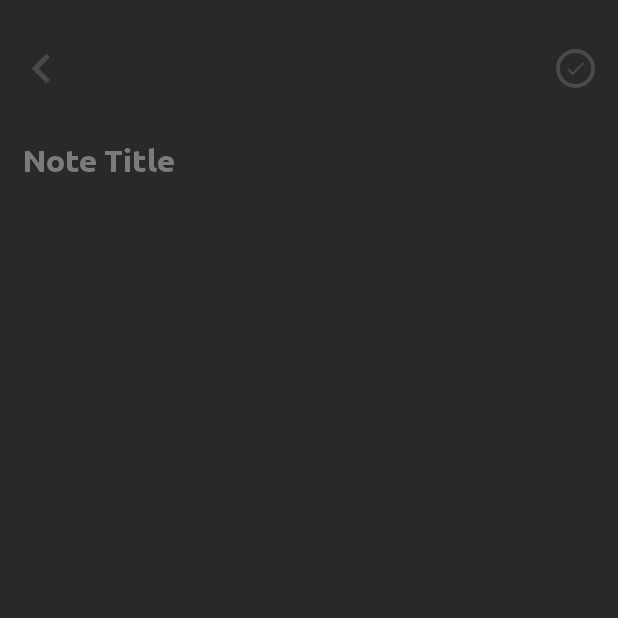
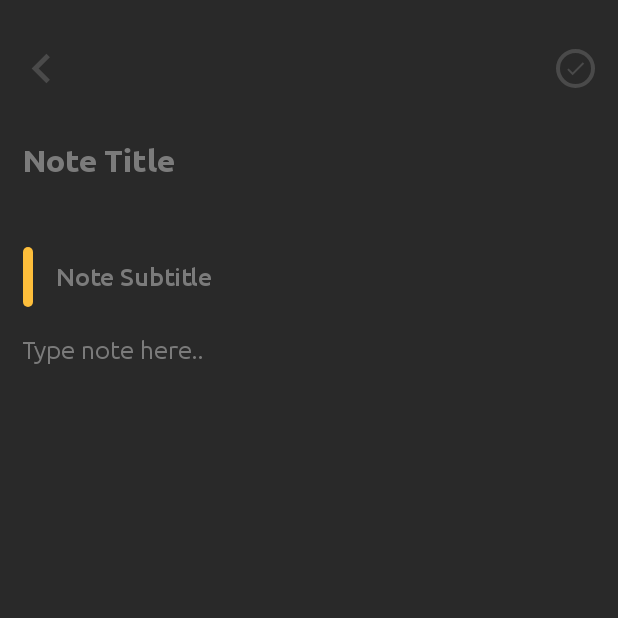
Before and after one commit to adaltair/NotesApp, an Android app: the CreateNoteActivity screen opened directly, with no data from a screen before it, on a phone screen of 412 x 824 dp, the top half of it. Run offline under Robolectric (Android 15) with nearby library versions, the phone set to English and light mode, and no system bars; our stand-ins replace sdp/ssp sizes.

Commit message:
create note activity

```diff
--- a/app/src/main/java/com/example/notesapp/MainActivity.kt
+++ b/app/src/main/java/com/example/notesapp/MainActivity.kt
@@ -4,6 +4,7 @@ import androidx.appcompat.app.AppCompatActivity
 import android.os.Bundle
 
 class MainActivity : AppCompatActivity() {
+
     override fun onCreate(savedInstanceState: Bundle?) {
         super.onCreate(savedInstanceState)
         setContentView(R.layout.activity_main)
--- /dev/null
+++ b/app/src/main/res/drawable/background_subtitle_indicator.xml
@@ -0,0 +1,9 @@
+<?xml version="1.0" encoding="utf-8"?>
+<shape xmlns:android="http://schemas.android.com/apk/res/android"
+    android:shape="rectangle">
+
+    <solid android:color="@color/colorAccent" />
+    <corners android:radius="@dimen/_10sdp" />
+
+
+</shape>
--- a/app/src/main/res/layout/activity_create_note.xml
+++ b/app/src/main/res/layout/activity_create_note.xml
@@ -55,7 +55,7 @@
                 android:layout_marginEnd="@dimen/_12sdp"
                 android:background="@null"
                 android:fontFamily="@font/ubuntu_bold"
-                android:hint="Note Title"
+                android:hint="@string/note_title"
                 android:imeOptions="actionDone"
                 android:importantForAutofill="no"
                 android:includeFontPadding="false"
@@ -65,6 +65,72 @@
                 android:textSize="@dimen/_16sdp"
                 app:layout_constraintTop_toBottomOf="@id/imageBack" />
 
+            <TextView
+                android:id="@+id/textDateTime"
+                android:layout_width="0dp"
+                android:layout_height="wrap_content"
+                android:fontFamily="@font/ubuntu_regular"
+                android:includeFontPadding="false"
+                android:textColor="@color/colorIcons"
+                android:textSize="@dimen/_10sdp"
+                app:layout_constraintEnd_toEndOf="@+id/inputNoteTitle"
+                app:layout_constraintStart_toStartOf="@+id/inputNoteTitle"
+                app:layout_constraintTop_toBottomOf="@+id/inputNoteTitle" />
+
+            <EditText
+                android:id="@+id/inputNoteSubtitle"
+                android:layout_width="0dp"
+                android:layout_height="wrap_content"
+                android:layout_marginStart="@dimen/_12sdp"
+                android:layout_marginTop="@dimen/_15sdp"
+                android:layout_marginEnd="@dimen/_12sdp"
+                android:background="@null"
+                android:fontFamily="@font/ubuntu_medium"
+                android:hint="@string/note_subtitle"
+                android:importantForAutofill="no"
+                android:includeFontPadding="false"
+                android:inputType="textMultiLine"
+                android:paddingTop="@dimen/_8sdp"
+                android:paddingBottom="@dimen/_8sdp"
+                android:textColor="@color/colorTextSubtitle"
+                android:textColorHint="@color/colorTextHint"
+                android:textSize="@dimen/_13sdp"
+                app:layout_constraintEnd_toEndOf="parent"
+                app:layout_constraintStart_toEndOf="@id/viewSubtitleIndicator"
+                app:layout_constraintTop_toBottomOf="@id/textDateTime" />
+
+            <View
+                android:id="@+id/viewSubtitleIndicator"
+                android:layout_width="@dimen/_5sdp"
+                android:layout_height="0dp"
+                android:layout_marginStart="@dimen/_12sdp"
+                android:background="@drawable/background_subtitle_indicator"
+                app:layout_constraintBottom_toBottomOf="@id/inputNoteSubtitle"
+                app:layout_constraintStart_toStartOf="parent"
+                app:layout_constraintTop_toTopOf="@id/inputNoteSubtitle" />
+
+            <EditText
+                android:id="@+id/inputNoteText"
+                android:layout_width="match_parent"
+                android:layout_height="wrap_content"
+                android:layout_marginStart="@dimen/_12sdp"
+                android:layout_marginTop="@dimen/_15sdp"
+                android:layout_marginEnd="@dimen/_12sdp"
+                android:layout_marginBottom="@dimen/_15sdp"
+                android:background="@null"
+                android:fontFamily="@font/ubuntu_regular"
+                android:gravity="top"
+                android:hint="@string/type_note_here"
+                android:importantForAutofill="no"
+                android:includeFontPadding="false"
+                android:inputType="textMultiLine"
+                android:minHeight="@dimen/_100sdp"
+                android:textColor="@color/colorWhiteTextColor"
+                android:textColorHint="@color/colorTextHint"
+                android:textSize="@dimen/_13sdp"
+                app:layout_constraintBottom_toBottomOf="parent"
+                app:layout_constraintTop_toBottomOf="@id/inputNoteSubtitle" />
+
         </androidx.constraintlayout.widget.ConstraintLayout>
 
     </ScrollView>
--- a/app/src/main/res/values/strings.xml
+++ b/app/src/main/res/values/strings.xml
@@ -2,4 +2,7 @@
     <string name="app_name">Notes</string>
     <string name="activity_main_text_my_note_text">My Notes</string>
     <string name="search_notes">Search notes</string>
+    <string name="note_title">Note Title</string>
+    <string name="note_subtitle">Note Subtitle</string>
+    <string name="type_note_here">Type note here..</string>
 </resources>
```
